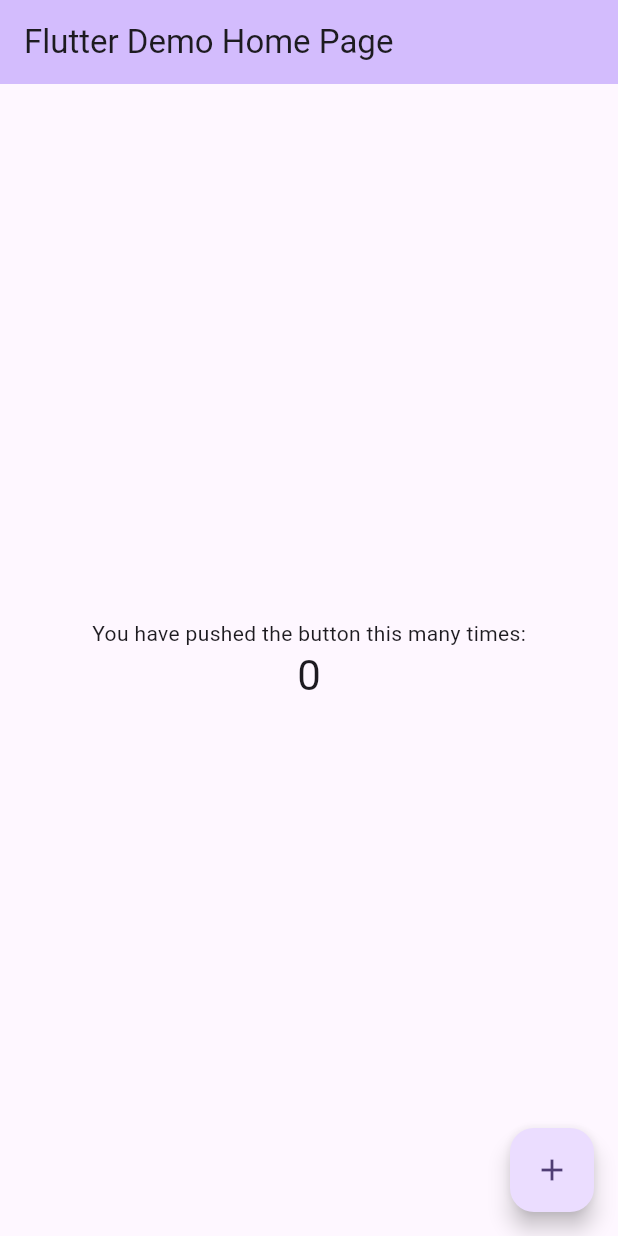
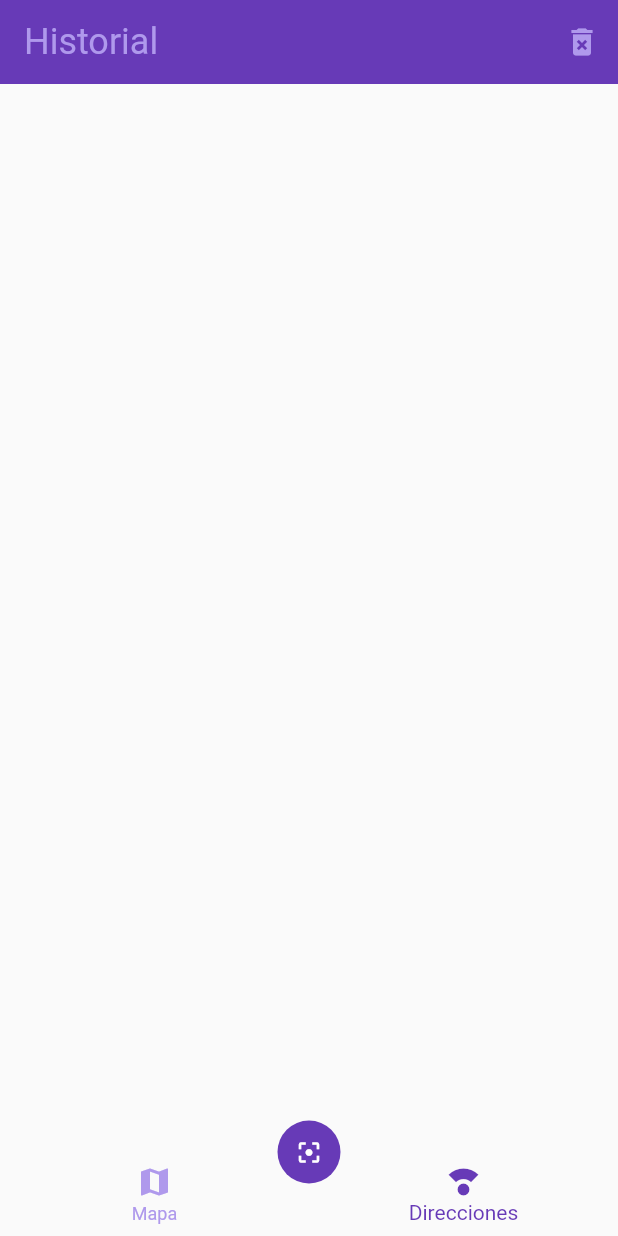
Before and after one commit to CarlosIbarraC/CodigoQr, a Flutter app: the screen it shows after launch, on a phone screen of 412 x 824 dp. Run offline on Flutter 3.47's test engine with Material 2 defaults, Android fonts, the phone set to English and light mode, and no system bars; our stand-ins replace sqflite; missing offline and left inert: flutter_barcode_scanner; accounts and stored records are empty.

Commit message:
pantalla completa

```diff
--- a/lib/main.dart
+++ b/lib/main.dart
@@ -1,125 +1,50 @@
+import 'package:codigoqr/pages/home_page.dart';
+import 'package:codigoqr/pages/mapa_page.dart';
+import 'package:codigoqr/providers/scans_list-provider.dart';
+import 'package:codigoqr/providers/ui_providers.dart';
+
 import 'package:flutter/material.dart';
+import 'package:provider/provider.dart';
 
-void main() {
-  runApp(const MyApp());
-}
+void main() => runApp(const MyApp());
 
 class MyApp extends StatelessWidget {
   const MyApp({super.key});
 
-  // This widget is the root of your application.
   @override
   Widget build(BuildContext context) {
-    return MaterialApp(
-      title: 'Flutter Demo',
-      theme: ThemeData(
-        // This is the theme of your application.
-        //
-        // TRY THIS: Try running your application with "flutter run". You'll see
-        // the application has a blue toolbar. Then, without quitting the app,
-        // try changing the seedColor in the colorScheme below to Colors.green
-        // and then invoke "hot reload" (save your changes or press the "hot
-        // reload" button in a Flutter-supported IDE, or press "r" if you used
-        // the command line to start the app).
-        //
-        // Notice that the counter didn't reset back to zero; the application
-        // state is not lost during the reload. To reset the state, use hot
-        // restart instead.
-        //
-        // This works for code too, not just values: Most code changes can be
-        // tested with just a hot reload.
-        colorScheme: ColorScheme.fromSeed(seedColor: Colors.deepPurple),
-        useMaterial3: true,
+    return MultiProvider(
+      providers: [
+        ChangeNotifierProvider(create: (_)=> UiProvider()),
+        ChangeNotifierProvider(create: (_)=>ScanListProvider())
+      ],
+      child: MaterialApp(
+        debugShowCheckedModeBanner: false,
+        title: 'Qr Reader',
+        initialRoute: 'home',
+        routes: {
+          'home': (_) => HomePage(),
+          'mapa': (_) => MapaPage(),
+        },
+        theme: ThemeData(
+            appBarTheme: const AppBarTheme(
+              iconTheme: IconThemeData(
+                color: Color.fromARGB(255, 175, 153, 236),
+              ),
+              titleTextStyle: TextStyle(
+                  color: Color.fromARGB(255, 175, 153, 236), fontSize: 24),
+              backgroundColor: Colors.deepPurple,
+            ),
+            primaryColor: Colors.deepPurple,
+            floatingActionButtonTheme: const FloatingActionButtonThemeData(
+
+                backgroundColor: Colors.deepPurple),
+            // Here
+            bottomNavigationBarTheme: const BottomNavigationBarThemeData(
+              unselectedItemColor: Color.fromARGB(255, 175, 153, 236),
+              selectedItemColor: Colors.deepPurple,
+            )),
       ),
-      home: const MyHomePage(title: 'Flutter Demo Home Page'),
     );
   }
 }
-
-class MyHomePage extends StatefulWidget {
-  const MyHomePage({super.key, required this.title});
-
-  // This widget is the home page of your application. It is stateful, meaning
-  // that it has a State object (defined below) that contains fields that affect
-  // how it looks.
-
-  // This class is the configuration for the state. It holds the values (in this
-  // case the title) provided by the parent (in this case the App widget) and
-  // used by the build method of the State. Fields in a Widget subclass are
-  // always marked "final".
-
-  final String title;
-
-  @override
-  State<MyHomePage> createState() => _MyHomePageState();
-}
-
-class _MyHomePageState extends State<MyHomePage> {
-  int _counter = 0;
-
-  void _incrementCounter() {
-    setState(() {
-      // This call to setState tells the Flutter framework that something has
-      // changed in this State, which causes it to rerun the build method below
-      // so that the display can reflect the updated values. If we changed
-      // _counter without calling setState(), then the build method would not be
-      // called again, and so nothing would appear to happen.
-      _counter++;
-    });
-  }
-
-  @override
-  Widget build(BuildContext context) {
-    // This method is rerun every time setState is called, for instance as done
-    // by the _incrementCounter method above.
-    //
-    // The Flutter framework has been optimized to make rerunning build methods
-    // fast, so that you can just rebuild anything that needs updating rather
-    // than having to individually change instances of widgets.
-    return Scaffold(
-      appBar: AppBar(
-        // TRY THIS: Try changing the color here to a specific color (to
-        // Colors.amber, perhaps?) and trigger a hot reload to see the AppBar
-        // change color while the other colors stay the same.
-        backgroundColor: Theme.of(context).colorScheme.inversePrimary,
-        // Here we take the value from the MyHomePage object that was created by
-        // the App.build method, and use it to set our appbar title.
-        title: Text(widget.title),
-      ),
-      body: Center(
-        // Center is a layout widget. It takes a single child and positions it
-        // in the middle of the parent.
-        child: Column(
-          // Column is also a layout widget. It takes a list of children and
-          // arranges them vertically. By default, it sizes itself to fit its
-          // children horizontally, and tries to be as tall as its parent.
-          //
-          // Column has various properties to control how it sizes itself and
-          // how it positions its children. Here we use mainAxisAlignment to
-          // center the children vertically; the main axis here is the vertical
-          // axis because Columns are vertical (the cross axis would be
-          // horizontal).
-          //
-          // TRY THIS: Invoke "debug painting" (choose the "Toggle Debug Paint"
-          // action in the IDE, or press "p" in the console), to see the
-          // wireframe for each widget.
-          mainAxisAlignment: MainAxisAlignment.center,
-          children: <Widget>[
-            const Text(
-              'You have pushed the button this many times:',
-            ),
-            Text(
-              '$_counter',
-              style: Theme.of(context).textTheme.headlineMedium,
-            ),
-          ],
-        ),
-      ),
-      floatingActionButton: FloatingActionButton(
-        onPressed: _incrementCounter,
-        tooltip: 'Increment',
-        child: const Icon(Icons.add),
-      ), // This trailing comma makes auto-formatting nicer for build methods.
-    );
-  }
-}
--- /dev/null
+++ b/lib/models/scan_models.dart
@@ -0,0 +1,37 @@
+
+import 'dart:convert';
+
+ScanModel scanModelFromJson(String str) => ScanModel.fromJson(json.decode(str));
+
+String scanModelToJson(ScanModel data) => json.encode(data.toJson());
+
+class ScanModel {
+  int? id;
+  String? tipo;
+  String valor;
+  ScanModel({
+       this.id,
+       this.tipo,
+    required this.valor,
+  }) {
+    if (valor.contains('http')) {
+      tipo = 'http';
+    } else {
+      tipo = 'geo';
+    }
+  }
+
+
+
+  factory ScanModel.fromJson(Map<String, dynamic> json) => ScanModel(
+        id: json["id"],
+        tipo: json["tipo"],
+        valor: json["valor"],
+      );
+
+  Map<String, dynamic> toJson() => {
+        "id": id,
+        "tipo": tipo,
+        "valor": valor,
+      };
+}
--- /dev/null
+++ b/lib/pages/directions_page.dart
@@ -0,0 +1,30 @@
+import 'package:flutter/material.dart';
+import 'package:provider/provider.dart';
+import '../providers/scans_list-provider.dart';
+
+class DirectionPage extends StatelessWidget {
+  const DirectionPage({super.key});
+
+  @override
+  Widget build(BuildContext context) {
+    final scanListProvider = Provider.of<ScanListProvider>(context);
+    final scans = scanListProvider.scans;
+    return  ListView.builder(
+        itemCount: scans.length,
+        itemBuilder: (_, i) => Dismissible(
+          key:  UniqueKey(),
+           background: Container(
+                color: Colors.amber,
+              ),
+              onDismissed: (DismissDirection  direction) {
+                 Provider.of<ScanListProvider>(context,listen: false).borrarScanPorId(scans[i].id!);
+              },
+          child: ListTile(
+              leading: Icon(Icons.home, color: Theme.of(context).primaryColor),
+              title: Text(scans[i].valor),
+              subtitle: Text(scans[i].id.toString()),
+              trailing: Icon(Icons.keyboard_arrow_right, color: Colors.grey),
+              onTap: () =>print (scans[i].id)),
+        ));
+  }
+}
--- /dev/null
+++ b/lib/pages/home_page.dart
@@ -0,0 +1,66 @@
+import 'package:codigoqr/pages/directions_page.dart';
+import 'package:codigoqr/pages/mapas_page.dart';
+import 'package:codigoqr/providers/db_provider.dart';
+import 'package:codigoqr/providers/scans_list-provider.dart';
+import 'package:codigoqr/providers/ui_providers.dart';
+import 'package:codigoqr/widgets/custon_navigatorbar.dart';
+import 'package:codigoqr/widgets/scan_button.dart';
+import 'package:flutter/material.dart';
+import 'package:provider/provider.dart';
+
+class HomePage extends StatelessWidget {
+  const HomePage({super.key});
+
+  @override
+  Widget build(BuildContext context) {
+    return Scaffold(
+      appBar: AppBar(
+        elevation: 0,
+        title: Text('Historial'),
+        actions: [
+          IconButton(
+              onPressed: () {
+                final scansListProvaider =
+                    Provider.of<ScanListProvider>(context, listen: false);
+                scansListProvaider.borrarTodos();
+              },
+              icon: Icon(Icons.delete_forever))
+        ],
+      ),
+      body: _HomePageBody(),
+      bottomNavigationBar: const CustonNavigatinBar(),
+      floatingActionButton: const ScanButton(),
+      floatingActionButtonLocation:
+          FloatingActionButtonLocation.miniCenterDocked,
+    );
+  }
+}
+
+class _HomePageBody extends StatelessWidget {
+  const _HomePageBody({super.key});
+
+  @override
+  Widget build(BuildContext context) {
+    //obtener el selected menu options
+
+    final uiProvider = Provider.of<UiProvider>(context);
+    final currentIndex = uiProvider.selectedMenuOpt;
+    //final tempScan = ScanModel(valor: 'http://telasplus.tk');
+
+    //final intTemp = DBProvider.db.UpdateScan(tempScan);
+    final scansListProvaider =
+        Provider.of<ScanListProvider>(context, listen: false);
+
+    switch (currentIndex) {
+      case 0:
+        scansListProvaider.cargarScanPorTipo('geo');
+        return MapasPage();
+      case 1:
+        scansListProvaider.cargarScanPorTipo('http');
+        return DirectionPage();
+
+      default:
+        return MapasPage();
+    }
+  }
+}
--- /dev/null
+++ b/lib/providers/scans_list-provider.dart
@@ -0,0 +1,45 @@
+import 'package:flutter/material.dart';
+
+import 'package:codigoqr/providers/db_provider.dart';
+
+//este actualiza la pagina
+
+class ScanListProvider extends ChangeNotifier {
+  List<ScanModel> scans = [];
+  String tipoSeleccionado = 'http';
+
+  nuevoScan(String valor) async {
+    final nuevoScan = ScanModel(valor: valor);
+    final id = await DBProvider.db.nuevoScan(nuevoScan);
+    nuevoScan.id = id;
+
+    if (tipoSeleccionado == nuevoScan.tipo) {
+      scans.add(nuevoScan);
+      notifyListeners();
+    }
+  }
+
+  cargarScans() async {
+    final scans = await DBProvider.db.getAllScan();
+    this.scans = [...scans];
+    notifyListeners();
+  }
+
+  cargarScanPorTipo(String tipo) async {
+    final scans = await DBProvider.db.getScanType(tipo);
+    this.scans = [...scans];
+    tipoSeleccionado = tipo;
+    notifyListeners();
+  }
+
+  borrarTodos() async {
+    await DBProvider.db.deleteAllScan();
+    scans = [];
+    notifyListeners();
+  }
+
+  borrarScanPorId(int id) async {
+    await DBProvider.db.deleteScan(id);
+
+  }
+}
--- /dev/null
+++ b/lib/providers/ui_providers.dart
@@ -0,0 +1,16 @@
+
+import 'package:flutter/material.dart';
+//import 'package:provider/provider.dart';
+
+class UiProvider extends ChangeNotifier {
+  int _selectedMenuOpt = 1;
+
+  int get selectedMenuOpt {
+    return _selectedMenuOpt;
+  }
+
+  set selectedMenuOpt(int i) {
+    _selectedMenuOpt = i;
+    notifyListeners();
+  }
+}
--- /dev/null
+++ b/lib/widgets/custon_navigatorbar.dart
@@ -0,0 +1,23 @@
+import 'package:flutter/material.dart';
+import 'package:provider/provider.dart';
+import '../providers/ui_providers.dart';
+
+class CustonNavigatinBar extends StatelessWidget {
+  const CustonNavigatinBar({super.key});
+
+  @override
+  Widget build(BuildContext context) {
+    final uiProvider = Provider.of<UiProvider>(context);
+    final currentIndex = uiProvider.selectedMenuOpt;
+
+    return BottomNavigationBar(
+        onTap: (int i) => uiProvider.selectedMenuOpt=i,
+        currentIndex: currentIndex,
+        elevation: 0,
+        items: const [
+          BottomNavigationBarItem(icon: Icon(Icons.map), label: 'Mapa'),
+          BottomNavigationBarItem(
+              icon: Icon(Icons.compass_calibration), label: 'Direcciones'),
+        ]);
+  }
+}
--- /dev/null
+++ b/lib/widgets/scan_button.dart
@@ -0,0 +1,35 @@
+import 'package:codigoqr/providers/scans_list-provider.dart';
+import 'package:flutter/material.dart';
+import 'package:flutter_barcode_scanner/flutter_barcode_scanner.dart';
+import 'package:provider/provider.dart';
+
+class ScanButton extends StatelessWidget {
+  const ScanButton({super.key});
+
+  @override
+  Widget build(BuildContext context) {
+    return Container(
+      width: 42,
+      child: FloatingActionButton(
+          elevation: 0,
+          child: Icon(
+            Icons.filter_center_focus,
+            size: 18,
+          ),
+          onPressed: () async {
+            //String barcodeScanRes = await FlutterBarcodeScanner.scanBarcode(
+            //  '#3D8BEF', 'Cancelar', false, ScanMode.QR);
+            final barcodeScanRes = 'https//:telasplus.tk';
+
+            final scanListProvider =
+                Provider.of<ScanListProvider>(context, listen: false);
+            scanListProvider.nuevoScan(barcodeScanRes);
+            scanListProvider.nuevoScan('geo:15.33,15.66');
+          }),
+    );
+  }
+}
+
+class CANCEL_BUTTON_TEXT {}
+
+class COLOR_CODE {}
--- a/pubspec.yaml
+++ b/pubspec.yaml
@@ -35,6 +35,10 @@ dependencies:
   # The following adds the Cupertino Icons font to your application.
   # Use with the CupertinoIcons class for iOS style icons.
   cupertino_icons: ^1.0.2
+  provider: ^6.0.5
+  flutter_barcode_scanner: ^2.0.0
+  path_provider: ^2.0.14
+  sqflite: ^2.2.6
 
 dev_dependencies:
   flutter_test:
```
Also changed, not shown: lib/pages/mapa_page.dart (added, +11 -0 lines), lib/pages/mapas_page.dart (added, +33 -0 lines), lib/providers/db_provider.dart (added, +111 -0 lines), pubspec.lock, 2 other files.
